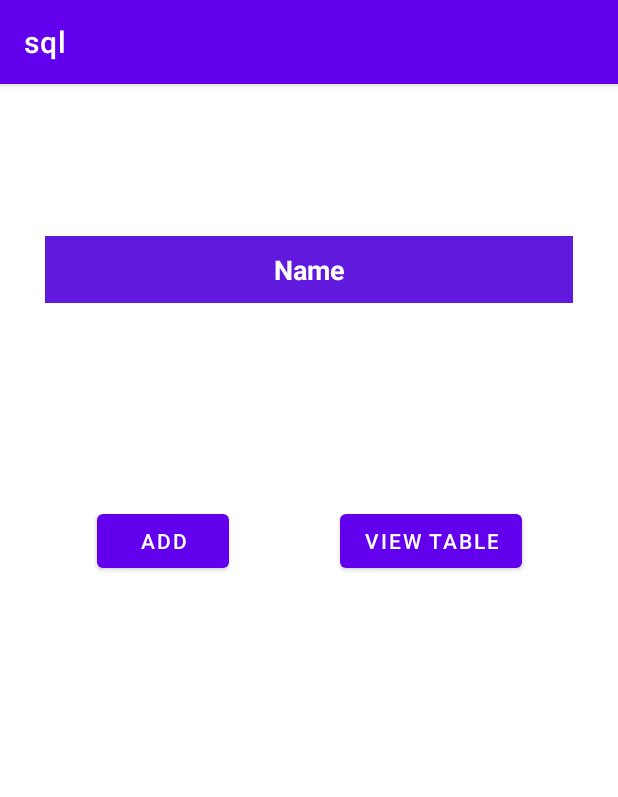
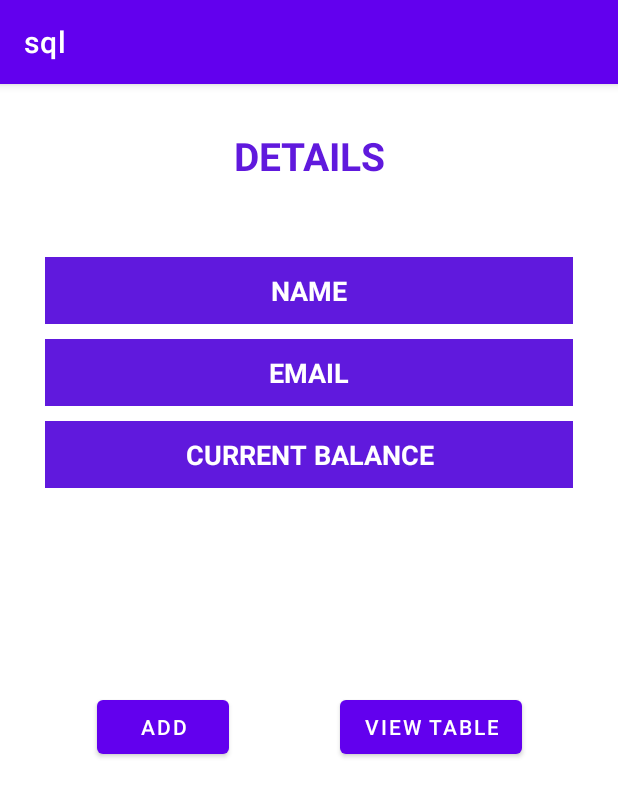
Before and after one commit to undiscovered-genius/sql, an Android app: the screen it shows after launch (MainActivity), on a phone screen of 412 x 824 dp. Shown: the top 797 px of the screen. Run offline under Robolectric (Android 15) with nearby library versions, the phone set to English and light mode, and no system bars.

Commit message:
displaying all columns

```diff
--- a/app/src/main/java/com/example/bank/DatabaseHelper.java
+++ b/app/src/main/java/com/example/bank/DatabaseHelper.java
@@ -17,6 +17,8 @@ public class DatabaseHelper extends SQLiteOpenHelper {
     private static final String TABLE_NAME = "people_table";
     private static final String COL1 = "ID";
     private  static  final String COL2 = "name";
+    private  static  final String COL3 = "email";
+    private  static  final String COL4 = "crn_bln";
 
     public DatabaseHelper(Context context) {
         super(context, TABLE_NAME, null, 1);
@@ -25,7 +27,7 @@ public class DatabaseHelper extends SQLiteOpenHelper {
     @Override
     public void onCreate(SQLiteDatabase db) {
         String createTable = "CREATE TABLE " + TABLE_NAME + " ("+COL1+" INTEGER PRIMARY KEY AUTOINCREMENT, " +
-                COL2 + " TEXT)";
+                COL2 + " TEXT, "+ COL3 + " TEXT, " + COL4 +" TEXT)";
         db.execSQL(createTable);
     }
 
@@ -40,8 +42,10 @@ public class DatabaseHelper extends SQLiteOpenHelper {
         ContentValues contentValues = new ContentValues();
         //contentValues.put(COL1, handler.getId());
         contentValues.put(COL2,handler.getName());
+        contentValues.put(COL3,handler.getEmail());
+        contentValues.put(COL4,handler.getCrn_bln());
 
-        Log.d(TAG, "addData: Adding " + handler.getId()+" to " + TABLE_NAME);
+        Log.d(TAG, "addData: Adding " + handler.getId()+", "+ handler.getName()+", "+handler.getEmail()+", "+handler.getCrn_bln()+", "+" to " + TABLE_NAME);
          db.insert(TABLE_NAME,null,contentValues);
 
         db.close();
--- a/app/src/main/java/com/example/bank/ListDataActivity.java
+++ b/app/src/main/java/com/example/bank/ListDataActivity.java
@@ -44,13 +44,15 @@ public class ListDataActivity extends AppCompatActivity {
     private  void populateListView(){
         Log.d(TAG, "populateListView: Display data in the ListView.");
 
-        String str1, str2;
+        String str1, str2, str3, str4;
         Cursor data = mDatabaseHelper.getData();
         ArrayList<String> listData = new ArrayList<>();
         while(data.moveToNext()){
             str1 = data.getString(0);
             str2 = data.getString(1);
-            listData.add(str1+ ".  " + str2);
+            str3 = data.getString(2);
+            str4 = data.getString(3);
+            listData.add(str1 + " | " + str2 + " | " + str3 + " | " + str4);
         }
         ListAdapter adapter = new ArrayAdapter<>(this, android.R.layout.simple_list_item_1, listData);
         mListView.setAdapter(adapter);
--- a/app/src/main/java/com/example/bank/MainActivity.java
+++ b/app/src/main/java/com/example/bank/MainActivity.java
@@ -17,8 +17,10 @@ public class MainActivity extends AppCompatActivity {
 
     DatabaseHelper mDatabaseHelper;
     private Button btnAdd, btnView;
-    private EditText editText;
+    private EditText editText, emailid, balance;
     String newEntry = "";
+    String nemEmail = "";
+    String bal = "";
     //boolean insertData;
     @Override
     protected void onCreate(Bundle savedInstanceState) {
@@ -29,15 +31,21 @@ public class MainActivity extends AppCompatActivity {
         btnAdd = findViewById(R.id.button);
         btnView = findViewById(R.id.button2);
         editText = findViewById(R.id.name);
+        emailid = findViewById(R.id.email);
+        balance = findViewById(R.id.crn_bln);
 
         btnAdd.setOnClickListener(new View.OnClickListener() {
             @Override
             public void onClick(View v) {
                 newEntry = editText.getText().toString();
+                nemEmail = emailid.getText().toString();
+                bal = balance.getText().toString();
                 if (editText.length() != 0){
-                    Log.d(TAG, "Entry : " + newEntry);
-                    mDatabaseHelper.addData(new databaseHandler(1,newEntry));
+                    Log.d(TAG, "Entry : " + newEntry + ", " + nemEmail + ", " + bal);
+                    mDatabaseHelper.addData(new databaseHandler(1,newEntry,nemEmail,bal));
                     editText.setText("");
+                    emailid.setText("");
+                    balance.setText("");
                 }else{
                     toastMessage("Empty Field!");
                 }
--- a/app/src/main/res/layout/activity_main.xml
+++ b/app/src/main/res/layout/activity_main.xml
@@ -16,8 +16,8 @@
         app:layout_constraintEnd_toEndOf="parent"
         app:layout_constraintHorizontal_bias="0.2"
         app:layout_constraintStart_toStartOf="parent"
-        app:layout_constraintTop_toTopOf="parent"
-        app:layout_constraintVertical_bias="0.39" />
+        app:layout_constraintTop_toBottomOf="@+id/crn_bln"
+        app:layout_constraintVertical_bias="0.3" />
 
     <Button
         android:id="@+id/button2"
@@ -28,18 +28,19 @@
         app:layout_constraintEnd_toEndOf="parent"
         app:layout_constraintHorizontal_bias="0.78"
         app:layout_constraintStart_toStartOf="parent"
-        app:layout_constraintTop_toTopOf="parent"
-        app:layout_constraintVertical_bias="0.39" />
+        app:layout_constraintTop_toBottomOf="@+id/crn_bln"
+        app:layout_constraintVertical_bias="0.3" />
 
     <EditText
         android:id="@+id/name"
         android:layout_width="0dp"
         android:layout_height="wrap_content"
         android:layout_marginStart="30dp"
+        android:layout_marginTop="50dp"
         android:layout_marginEnd="30dp"
         android:background="#6019DD"
         android:ems="10"
-        android:hint="Name"
+        android:hint="NAME"
         android:inputType="textPersonName"
         android:padding="10dp"
         android:textAlignment="center"
@@ -50,6 +51,72 @@
         app:layout_constraintBottom_toBottomOf="parent"
         app:layout_constraintEnd_toEndOf="parent"
         app:layout_constraintStart_toStartOf="parent"
+        app:layout_constraintTop_toBottomOf="@+id/textView"
+        app:layout_constraintVertical_bias="0.0" />
+
+    <EditText
+        android:id="@+id/email"
+        android:layout_width="0dp"
+        android:layout_height="wrap_content"
+        android:layout_marginStart="30dp"
+        android:layout_marginTop="10dp"
+        android:layout_marginEnd="30dp"
+        android:background="#6019DD"
+        android:ems="10"
+        android:hint="EMAIL"
+        android:inputType="textPersonName"
+        android:padding="10dp"
+        android:textAlignment="center"
+        android:textColor="#F5FFFFFF"
+        android:textColorHint="#FFFFFF"
+        android:textSize="18sp"
+        android:textStyle="bold"
+        app:layout_constraintBottom_toBottomOf="parent"
+        app:layout_constraintEnd_toEndOf="parent"
+        app:layout_constraintHorizontal_bias="0.0"
+        app:layout_constraintStart_toStartOf="parent"
+        app:layout_constraintTop_toBottomOf="@+id/name"
+        app:layout_constraintVertical_bias="0.0" />
+
+    <EditText
+        android:id="@+id/crn_bln"
+        android:layout_width="0dp"
+        android:layout_height="wrap_content"
+        android:layout_marginStart="30dp"
+        android:layout_marginTop="10dp"
+        android:layout_marginEnd="30dp"
+        android:background="#6019DD"
+        android:ems="10"
+        android:hint="CURRENT BALANCE"
+        android:inputType="textPersonName"
+        android:padding="10dp"
+        android:textAlignment="center"
+        android:textColor="#F5FFFFFF"
+        android:textColorHint="#FFFFFF"
+        android:textSize="18sp"
+        android:textStyle="bold"
+        app:layout_constraintBottom_toBottomOf="parent"
+        app:layout_constraintEnd_toEndOf="parent"
+        app:layout_constraintHorizontal_bias="1.0"
+        app:layout_constraintStart_toStartOf="parent"
+        app:layout_constraintTop_toBottomOf="@+id/email"
+        app:layout_constraintVertical_bias="0.0" />
+
+    <TextView
+        android:id="@+id/textView"
+        android:layout_width="0dp"
+        android:layout_height="wrap_content"
+        android:layout_marginStart="30dp"
+        android:layout_marginEnd="30dp"
+        android:layout_marginTop="30dp"
+        android:text="DETAILS"
+        android:textAlignment="center"
+        android:textColor="#6019DD"
+        android:textSize="26sp"
+        android:textStyle="bold"
+        app:layout_constraintBottom_toBottomOf="parent"
+        app:layout_constraintEnd_toEndOf="parent"
+        app:layout_constraintStart_toStartOf="parent"
         app:layout_constraintTop_toTopOf="parent"
-        app:layout_constraintVertical_bias="0.13999999" />
+        app:layout_constraintVertical_bias="0.0" />
 </androidx.constraintlayout.widget.ConstraintLayout>
```
Also changed, not shown: app/src/main/java/com/example/bank/databaseHandler.java (+31 -0 lines).
